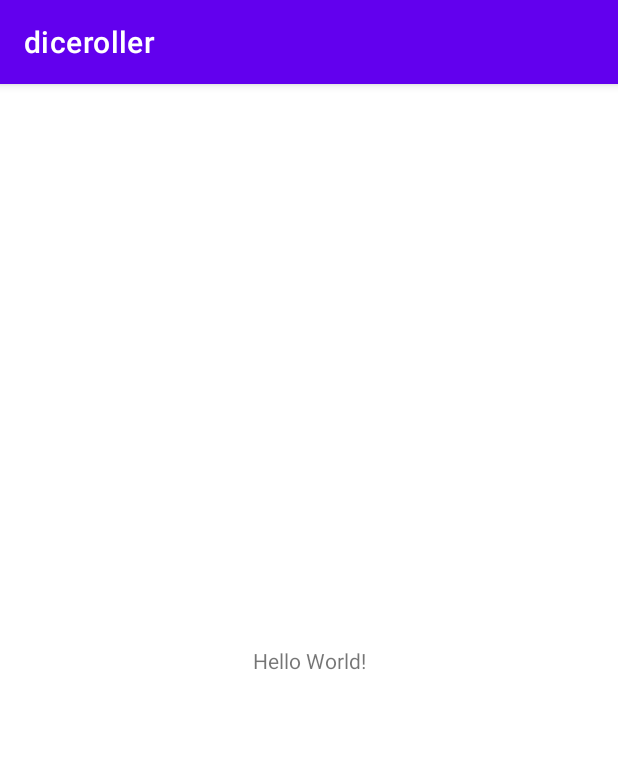
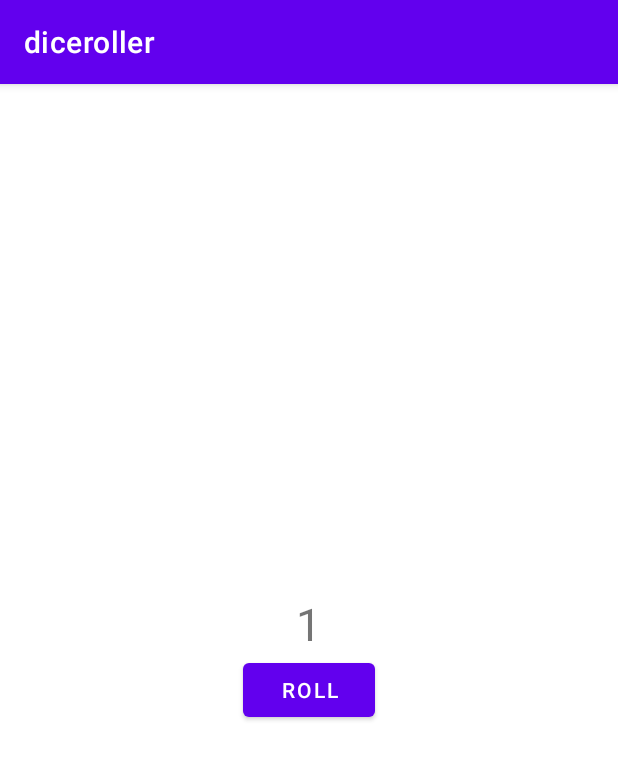
Before and after one commit to ScientistSidd/DiceRoller, an Android app: the screen it shows after launch (MainActivity), on a phone screen of 412 x 824 dp. Shown: the top 760 px of the screen. Run offline under Robolectric (Android 15) with nearby library versions, the phone set to English and light mode, and no system bars.

Commit message:
Started developing the app UI

```diff
--- a/Source/app/src/main/res/layout/activity_main.xml
+++ b/Source/app/src/main/res/layout/activity_main.xml
@@ -1,18 +1,21 @@
-<?xml version="1.0" encoding="utf-8"?>
-<androidx.constraintlayout.widget.ConstraintLayout xmlns:android="http://schemas.android.com/apk/res/android"
-    xmlns:app="http://schemas.android.com/apk/res-auto"
+<?xml version="1.0" encoding="utf-8"?><LinearLayout xmlns:android="http://schemas.android.com/apk/res/android"
     xmlns:tools="http://schemas.android.com/tools"
     android:layout_width="match_parent"
-    android:layout_height="match_parent"
+    android:layout_height="wrap_content"
+    android:orientation="vertical"
+    android:layout_gravity="center_vertical"
     tools:context=".MainActivity">
 
     <TextView
         android:layout_width="wrap_content"
         android:layout_height="wrap_content"
-        android:text="Hello World!"
-        app:layout_constraintBottom_toBottomOf="parent"
-        app:layout_constraintLeft_toLeftOf="parent"
-        app:layout_constraintRight_toRightOf="parent"
-        app:layout_constraintTop_toTopOf="parent" />
+        android:text="1"
+        android:layout_gravity="center_horizontal"
+        android:textSize="30sp"/>
 
-</androidx.constraintlayout.widget.ConstraintLayout>
+    <Button
+        android:layout_width="wrap_content"
+        android:layout_height="wrap_content"
+        android:text="@string/roll"
+        android:layout_gravity="center_horizontal"/>
+</LinearLayout>
--- a/Source/app/src/main/res/values/strings.xml
+++ b/Source/app/src/main/res/values/strings.xml
@@ -1,3 +1,4 @@
 <resources>
     <string name="app_name">diceroller</string>
+    <string name="roll">roll</string>
 </resources>
```
